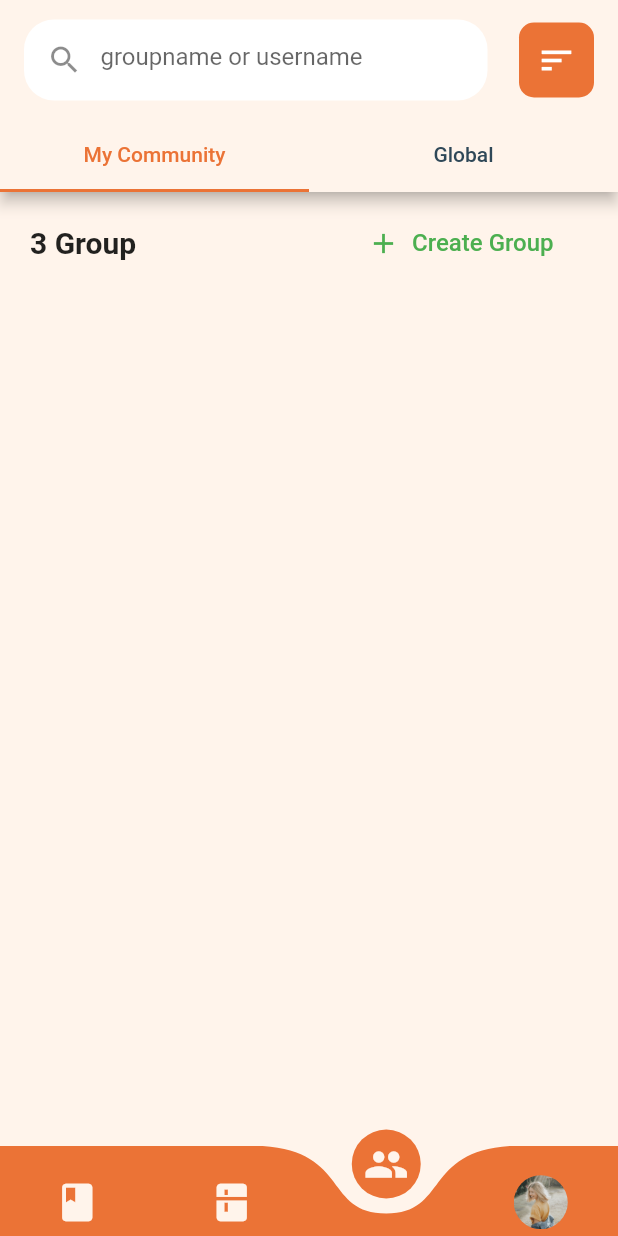
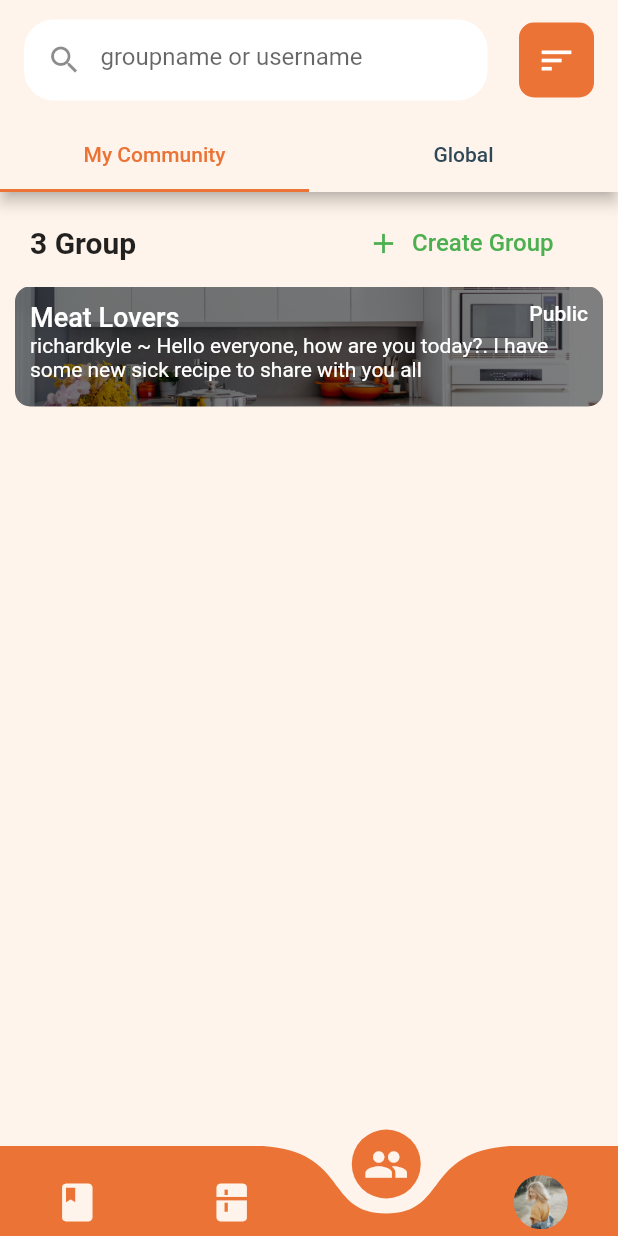
Before and after one commit to FlazeFy/Culineira-Mobile, a Flutter app: the screen it shows after launch, item 3 of the bottom bar chosen, after a tap on "Create Group", on a phone screen of 412 x 824 dp. Run offline on Flutter 3.47's test engine with Material 2 defaults, Android fonts, the phone set to English and light mode, and no system bars; drawn by our look-alikes of curved_navigation_bar; our stand-ins replace flutter_switch, table_calendar.

Commit message:
Recipe detail (main info)
frontend only

```diff
--- a/culineira/lib/community/CommunityPage.dart
+++ b/culineira/lib/community/CommunityPage.dart
@@ -17,6 +17,7 @@ class _CommunityPageState extends State<CommunityPage> with TickerProviderStateM
     _tabController = TabController(length: 2, vsync: this);
   }
 
+  @override
   Widget build(BuildContext context) {
     double fullHeight =  MediaQuery.of(context).size.height;
     double fullWidth =  MediaQuery.of(context).size.width;
@@ -82,7 +83,7 @@ class _CommunityPageState extends State<CommunityPage> with TickerProviderStateM
             padding: const EdgeInsets.only(top: 10),
             children: [
               Container(
-                margin: EdgeInsets.only(left: 20, right: 20),
+                margin: const EdgeInsets.only(left: 20, right: 20),
                 child: Row(
                   children:[
                     const Text("3 Group", style: TextStyle(fontSize: 20, fontWeight: FontWeight.bold,)),
@@ -93,9 +94,48 @@ class _CommunityPageState extends State<CommunityPage> with TickerProviderStateM
                         onPressed: () {
                             // Respond to button press
                         },
-                        icon: Icon(Icons.add, size: 22, color: Colors.green),
-                        label: Text("Create Group", style: TextStyle(fontSize: 16, color: Colors.green)),
+                        icon: const Icon(Icons.add, size: 22, color: Colors.green),
+                        label: const Text("Create Group", style: TextStyle(fontSize: 16, color: Colors.green)),
                       )
+                    ),
+                  ]
+                ),
+              ),
+              Container(
+                height: 80.0,
+                width: fullWidth,
+                padding: const EdgeInsets.all(10),
+                margin: const EdgeInsets.symmetric(horizontal: 10, vertical: 5),
+                decoration: BoxDecoration(
+                  image: DecorationImage(
+                    fit: BoxFit.fitWidth,
+                    image: const AssetImage('assets/image/users/ZwoKAcQljcJUH7vO1NncRMl1YJ4QoyovJDXfgXHt.jpg'),
+                    colorFilter:
+                      ColorFilter.mode(Colors.black.withOpacity(0.5),
+                      BlendMode.darken
+                    ),
+                  ),
+                  borderRadius: BorderRadius.circular(10),
+                ),
+                child: Column(
+                  children: [
+                    Row(
+                      mainAxisAlignment: MainAxisAlignment.start,
+                      crossAxisAlignment: CrossAxisAlignment.start,
+                      children: const [
+                        Text("Meat Lovers", style: TextStyle(color: Colors.white, fontSize: 18, fontWeight: FontWeight.w500)),
+                        Spacer(),
+                        Text("Public", style: TextStyle(color: Colors.white, fontSize: 14, fontWeight: FontWeight.w500))
+                      ],
+                    ),
+                    RichText(
+                      text: const TextSpan(
+                        text: "richardkyle ~ Hello everyone, how are you today?. I have some new sick recipe to share with you all",
+                        style: TextStyle(
+                          color: Colors.white,
+                          fontSize: 14,
+                        ),
+                      ),
                     ),
                   ]
                 ),
@@ -105,7 +145,7 @@ class _CommunityPageState extends State<CommunityPage> with TickerProviderStateM
           ),
           ListView(
             padding: const EdgeInsets.only(top: 20),
-            children: []
+            children: const []
           )
         ]
       )
--- a/culineira/lib/main.dart
+++ b/culineira/lib/main.dart
@@ -12,6 +12,8 @@ void main() {
 var primaryColor = const Color(0xFFEB7336);
 var mainbg = const Color(0xFFFFF4EB);
 var iconMainColor = const Color(0xFF2F4858);
+var secondaryColor = const Color(0xFF6c757d);
+var dangerColor = const Color(0xFFd9534f);
 
 class MyApp extends StatelessWidget {
     const MyApp({Key key}) : super(key: key);
--- a/culineira/lib/recipe/RecipesPage.dart
+++ b/culineira/lib/recipe/RecipesPage.dart
@@ -1,3 +1,4 @@
+import 'package:culineira/detail/DetailPage.dart';
 import 'package:culineira/main.dart';
 import 'package:flutter/material.dart';
 
@@ -289,7 +290,7 @@ class _RecipesPageState extends State<RecipesPage> {
               ),
             ),
             DefaultTabController(
-              initialIndex: 1,
+              initialIndex: 0,
               length: 6,
               child: Expanded(
                 child: Column(
@@ -332,10 +333,18 @@ class _RecipesPageState extends State<RecipesPage> {
                                 height: 175,
                                 padding: const EdgeInsets.symmetric(horizontal: 10),
                                 margin: const EdgeInsets.symmetric(horizontal: 15, vertical: 30),
+                                decoration: BoxDecoration(
+                                  color: Colors.white,
+                                  borderRadius: const BorderRadius.all(Radius.circular(6)),
+                                  border: Border.all(
+                                    color: Colors.grey,
+                                    width: 1,
+                                  ),
+                                ),
                                 child: Column(
                                   crossAxisAlignment: CrossAxisAlignment.start,
                                   mainAxisAlignment: MainAxisAlignment.center,
-                                  children:[
+                                  children: [
                                     Row(
                                       crossAxisAlignment: CrossAxisAlignment.start,
                                       mainAxisAlignment: MainAxisAlignment.start,
@@ -357,11 +366,6 @@ class _RecipesPageState extends State<RecipesPage> {
                                               child: Row(
                                                 children: [
                                                   Container(
-                                                    child: ClipRRect(
-                                                      borderRadius: BorderRadius.circular(60),
-                                                      child: Image.asset(
-                                                      'assets/image/country/Indonesia.png', width: 45),
-                                                    ),
                                                     decoration: BoxDecoration(
                                                       borderRadius: BorderRadius.circular(60),
                                                       color: Colors.white,
@@ -374,14 +378,14 @@ class _RecipesPageState extends State<RecipesPage> {
                                                         )
                                                       ],
                                                     ),
+                                                    child: ClipRRect(
+                                                      borderRadius: BorderRadius.circular(60),
+                                                      child: Image.asset(
+                                                      'assets/image/country/Indonesia.png', width: 45),
+                                                    ),
                                                   ),
                                                   const Spacer(),
                                                   Container(
-                                                    child: ClipRRect(
-                                                      borderRadius: BorderRadius.circular(60),
-                                                      child: Image.asset(
-                                                      'assets/image/users/user_rosemonde.jpg', width: 45),
-                                                    ),
                                                     decoration: BoxDecoration(
                                                       borderRadius: BorderRadius.circular(60),
                                                       color: Colors.white,
@@ -393,6 +397,11 @@ class _RecipesPageState extends State<RecipesPage> {
                                                           offset: const Offset(5.0, 5.0,),
                                                         )
                                                       ],
+                                                    ),
+                                                    child: ClipRRect(
+                                                      borderRadius: BorderRadius.circular(60),
+                                                      child: Image.asset(
+                                                      'assets/image/users/user_rosemonde.jpg', width: 45),
                                                     ),
                                                   ),
                                                 ],
@@ -407,16 +416,16 @@ class _RecipesPageState extends State<RecipesPage> {
                                               margin: const EdgeInsets.only(right: 10, top: 5),
                                               width: fullWidth*0.5,
                                               padding: const EdgeInsets.symmetric(horizontal: 10, vertical: 10),
+                                              decoration: BoxDecoration(
+                                                borderRadius: BorderRadius.circular(6),
+                                                color: const Color(0xFFF0f0f0),
+                                              ),
                                               child: Row(
                                                 children: const [
                                                   Text("Beginner", style: TextStyle(color: Colors.green)),
                                                   Spacer(),
                                                   Text("Main Course", style: TextStyle(color: Colors.grey)),
                                                 ],
-                                              ),
-                                              decoration: BoxDecoration(
-                                                borderRadius: BorderRadius.circular(6),
-                                                color: const Color(0xFFF0f0f0),
                                               ),
                                             ),
                                             Container(
@@ -449,7 +458,10 @@ class _RecipesPageState extends State<RecipesPage> {
                                             ),
                                             ElevatedButton.icon(
                                               onPressed: () {
-                                                  // Respond to button press
+                                                Navigator.push(
+                                                  context,
+                                                  MaterialPageRoute(builder: (context) => const DetailPage()),
+                                                );
                                               },
                                               icon: const Icon(Icons.arrow_forward, size: 20),
                                               label: const Text("Cook Now", style: TextStyle(fontSize: 16)),
@@ -462,14 +474,6 @@ class _RecipesPageState extends State<RecipesPage> {
                                       ],
                                     )
                                   ],
-                                ),
-                                decoration: BoxDecoration(
-                                  color: Colors.white,
-                                  borderRadius: const BorderRadius.all(Radius.circular(6)),
-                                  border: Border.all(
-                                    color: Colors.grey,
-                                    width: 1,
-                                  ),
                                 ),
                               )
                             ],
```
Also changed, not shown: culineira/lib/detail/DetailPage.dart (added, +358 -0 lines), culineira/lib/kitchen/MyKitchenPage.dart (+23 -25 lines), culineira/lib/profile/ProfilePage.dart (+10 -9 lines), culineira/assets/image/users/ZwoKAcQljcJUH7vO1NncRMl1YJ4QoyovJDXfgXHt.jpg (added).
